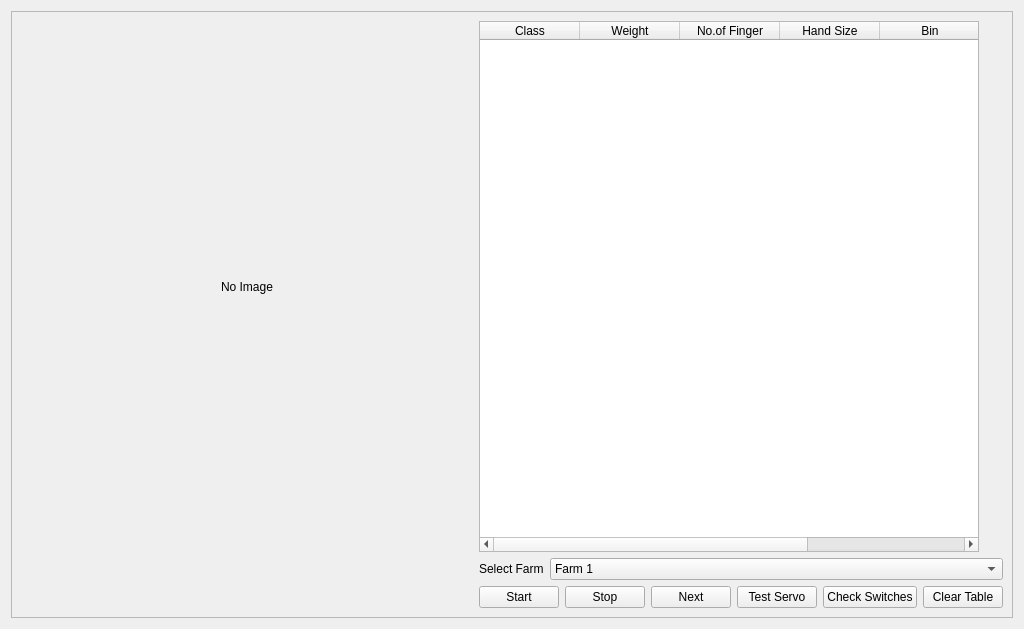
First picture: the form in old/ui/resultUi.ui, repository fredoBoss/BananaSort, before the edit.
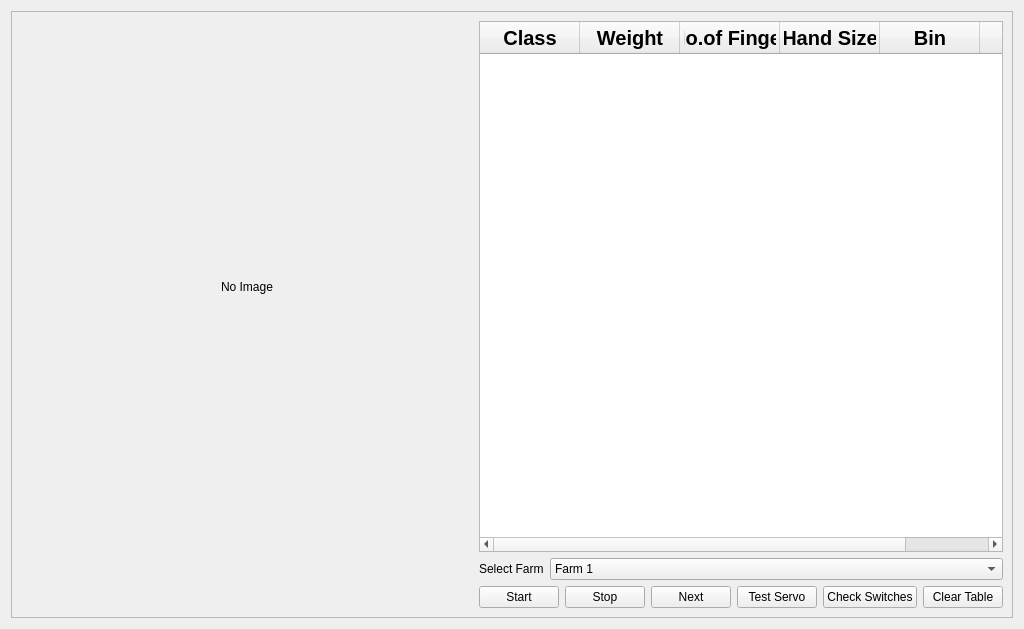
Second picture: the form after the edit.

Commit message: Update result table styling: increase maximum width and add stylesheet for header and item formatting

```diff
--- a/old/ui/resultUi.ui
+++ b/old/ui/resultUi.ui
@@ -177,10 +177,21 @@
                                 </property>
                                 <property name="maximumSize">
                                     <size>
-                                        <width>500</width>
+                                        <width>820</width>
                                         <height>16777215</height>
                                     </size>
                                 </property>
+                                <property name="styleSheet">
+                                    <string notr="true">QHeaderView::section {
+    font-size: 20px;
+    font-weight: bold;
+    padding: 2px 4px;
+}
+QTableWidget::item {
+    font-size: 20px;
+    padding: 2px 4px;
+}</string>
+                                </property>
                                 <column>
                                     <property name="text">
                                         <string>Class</string>
```
